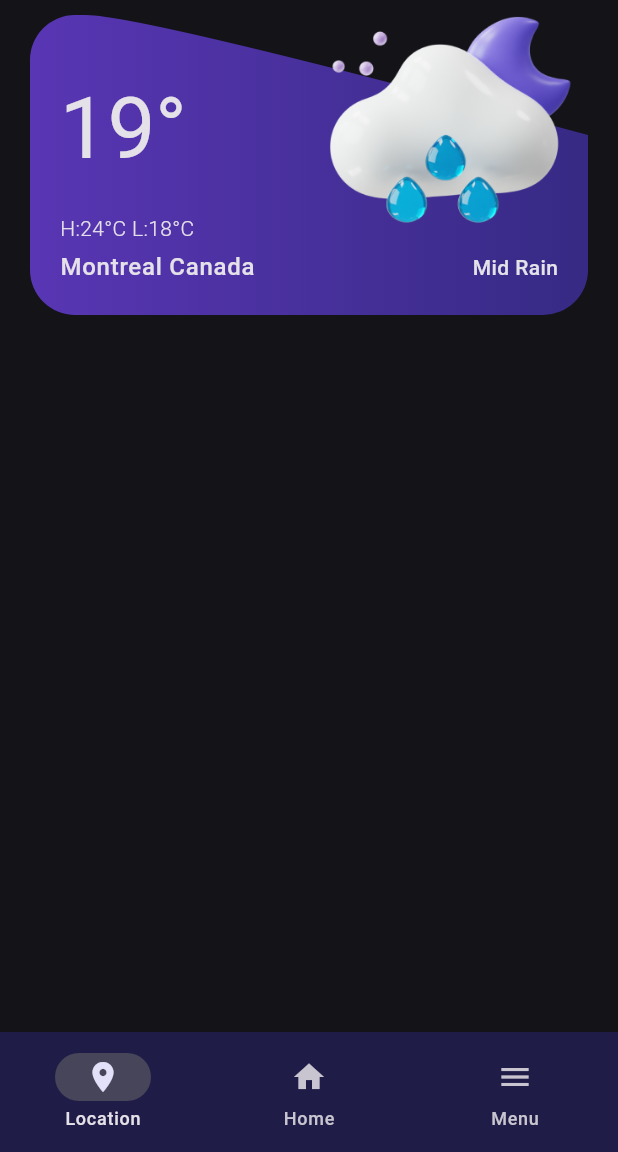
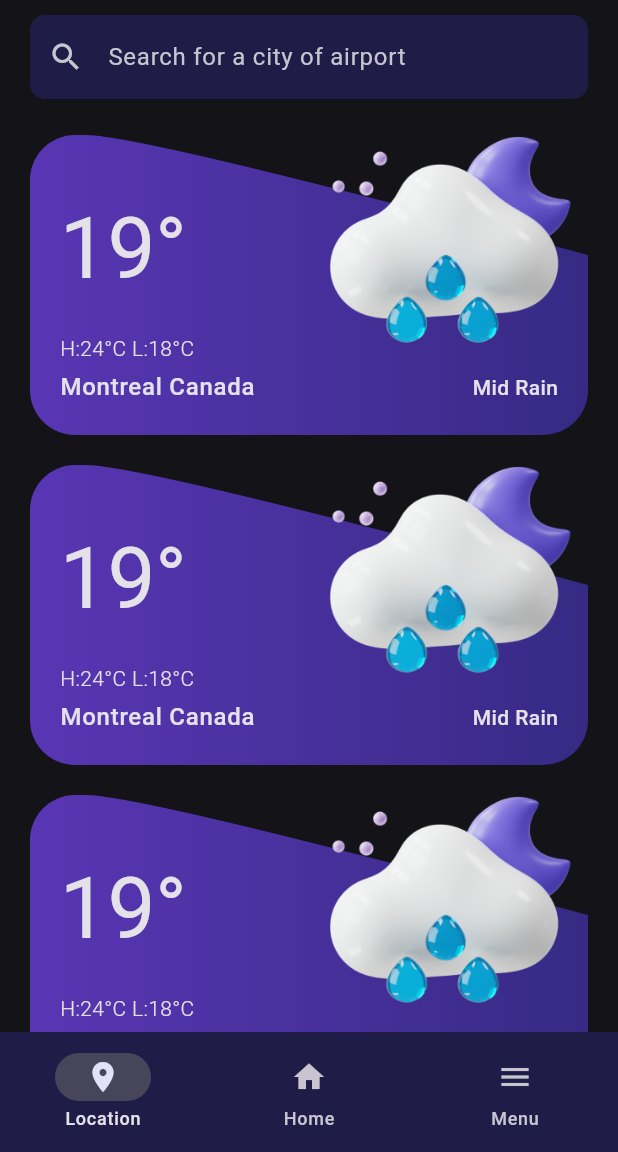
Before and after one commit to Afoojnr/weather_app, a Flutter app: the screen it shows after launch, on a phone screen of 412 x 824 dp, the part 84-1236 px from its top. Run offline on Flutter 3.47's test engine with Material 3 defaults, Android fonts, the phone set to English and light mode, and no system bars.

Commit message:
complete location screen design

```diff
--- a/lib/main.dart
+++ b/lib/main.dart
@@ -18,7 +18,6 @@ class WeatherApp extends StatelessWidget {
             brightness: Brightness.dark,
             seedColor: const Color(0xff1f1d47),
             primary: const Color(0xff1f1d47),
-            // primaryContainer:
           ),
         ));
   }
--- a/lib/screens/homepage.dart
+++ b/lib/screens/homepage.dart
@@ -7,7 +7,6 @@ class Homepage extends StatelessWidget {
   @override
   Widget build(BuildContext context) {
     return Container(
-      // padding: EdgeInsets.all(0),
       decoration: const BoxDecoration(
         image: DecorationImage(image: AssetImage('assets/backgrounds/bg.jpg')),
       ),
@@ -41,9 +40,7 @@ class _HeroDisplay extends StatelessWidget {
       children: [
         Text(
           "Montreal",
-          style: theme.textTheme.displaySmall!
-          // .copyWith(color: theme.colorScheme.primary)
-          ,
+          style: theme.textTheme.displaySmall!,
         ),
         SizedBox(
           height: 100,
@@ -164,9 +161,7 @@ class _ForeCastItem extends StatelessWidget {
       width: 60,
       padding: const EdgeInsets.symmetric(vertical: 12),
       decoration: BoxDecoration(
-        // color: Colors.transparent,
         color: isActive ? const Color(0xFF48319D) : Colors.transparent,
-
         border: Border.all(color: Colors.grey, width: 0.3),
         borderRadius: BorderRadius.circular(50),
         boxShadow: const [
@@ -183,7 +178,7 @@ class _ForeCastItem extends StatelessWidget {
         children: [
           Text("12 AM"),
           Image(
-            image: AssetImage('assets/icons/mcfw.png'),
+            image: AssetImage('assets/icons/small/mcfw.png'),
             width: 35,
             height: 35,
           ),
--- a/lib/screens/location.dart
+++ b/lib/screens/location.dart
@@ -5,9 +5,47 @@ class Location extends StatelessWidget {
 
   @override
   Widget build(BuildContext context) {
-    return const Padding(
-      padding: EdgeInsets.symmetric(horizontal: 20, vertical: 10),
-      child: LocationCard(),
+    final theme = Theme.of(context);
+    return Padding(
+      padding: const EdgeInsets.symmetric(horizontal: 20, vertical: 10),
+      child: Column(
+        children: [
+          TextField(
+            onChanged: null,
+            decoration: InputDecoration(
+              prefixIcon: const Icon(Icons.search),
+              hintText: "Search for a city of airport",
+              filled: true,
+              fillColor: theme.colorScheme.primary,
+              border: OutlineInputBorder(
+                  borderRadius: BorderRadius.circular(10),
+                  borderSide: BorderSide.none),
+            ),
+          ),
+          const SizedBox(
+            height: 24,
+          ),
+          const Expanded(child: LocationListView()),
+        ],
+      ),
+    );
+  }
+}
+
+class LocationListView extends StatelessWidget {
+  const LocationListView({super.key});
+
+  @override
+  Widget build(BuildContext context) {
+    final List<String> entries = <String>['A', 'B', 'C', 'C'];
+    return ListView.separated(
+      itemCount: entries.length,
+      itemBuilder: (context, index) {
+        return const LocationCard();
+      },
+      separatorBuilder: (context, index) => const SizedBox(
+        height: 20,
+      ),
     );
   }
 }
@@ -68,7 +106,7 @@ class LocationCard extends StatelessWidget {
         top: -10,
         right: 5,
         child: Image(
-          image: AssetImage('assets/icons/mcmr.png'),
+          image: AssetImage('assets/icons/big/mcmr.png'),
           width: 180,
           height: 180,
         ),
--- a/pubspec.yaml
+++ b/pubspec.yaml
@@ -18,7 +18,8 @@ dev_dependencies:
 
 flutter:
   assets:
-    - assets/icons/
+    - assets/icons/small/
+    - assets/icons/big/
     - assets/backgrounds/
     - assets/images/
   uses-material-design: true
```
Also changed, not shown: assets/icons/Moon_cloud_fast_wind.svg (deleted), assets/icons/Moon_cloud_mid_rain.svg (deleted), assets/icons/Sun_cloud_angled_rain.svg (deleted), assets/icons/Sun_cloud_mid_rain.svg (deleted), assets/icons/Tornado.svg (deleted), assets/icons/big/mcfw.png (added), assets/icons/big/mcmr.png (renamed from assets/icons/mcmr.png), assets/icons/big/scar.png (added), assets/icons/big/scmr.png (added), assets/icons/big/tornado.png (added), assets/icons/small/mcfw.png (renamed from assets/icons/mcfw.png), assets/icons/small/mcmr.png (added), assets/icons/small/scar.png (added), assets/icons/small/scmr.png (added), 1 more files.
